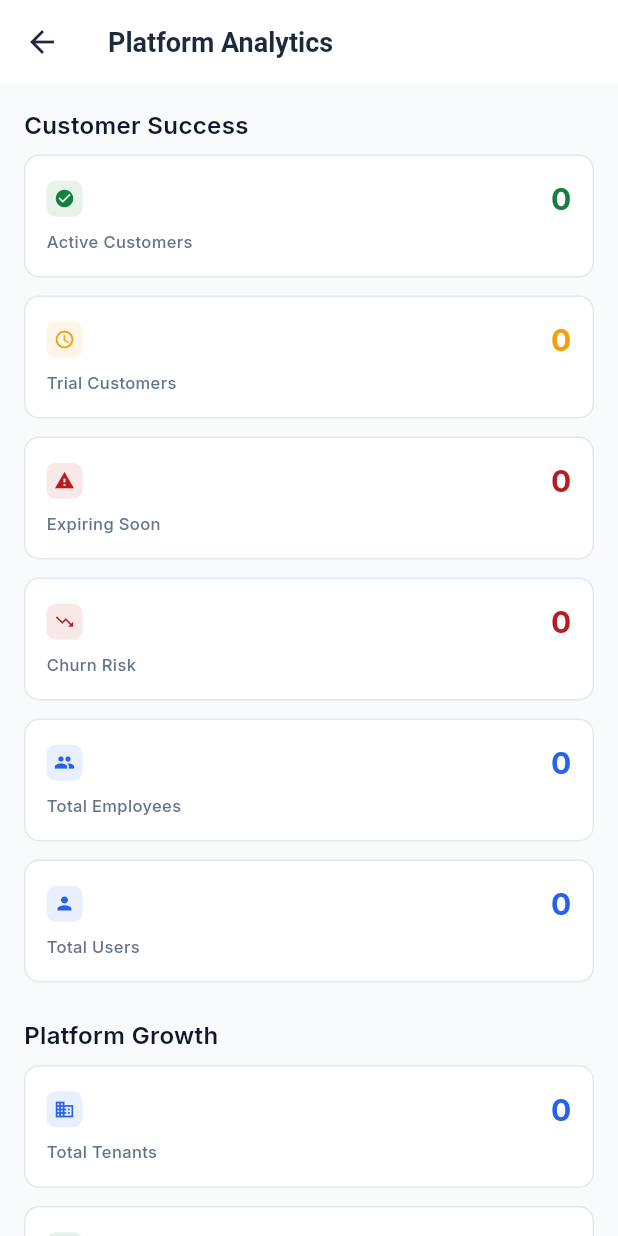
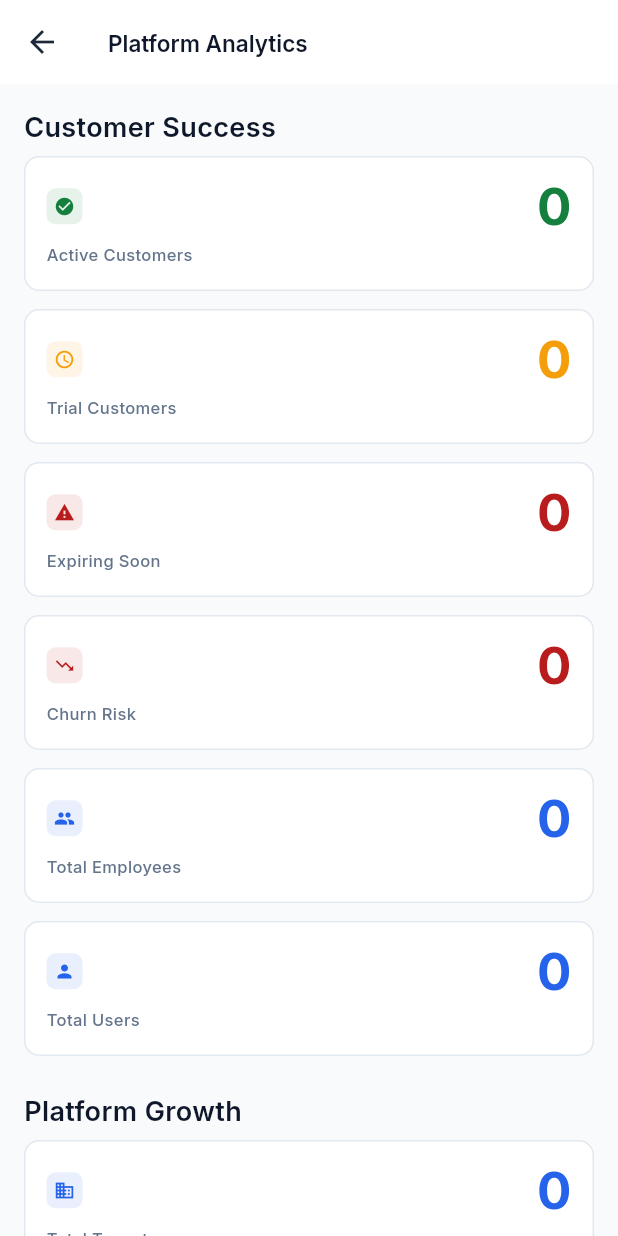
Before and after one commit to alpesh15gb/Apexv2, a Flutter app: the AdminAnalyticsScreen screen opened by its route, on a phone screen of 412 x 824 dp. Run offline on Flutter 3.47's test engine with Material 3 defaults, Android fonts, the light colour scheme and no system bars; our stand-ins replace dio, fl_chart, flutter_riverpod, flutter_secure_storage, go_router, google_fonts and 2 more; missing offline and left inert: dart:html; accounts and stored records are empty; network calls fail.

Commit message:
fix: admin panel typography - use ApexTypography design tokens

```diff
--- a/frontend/lib/screens/admin/admin_analytics_screen.dart
+++ b/frontend/lib/screens/admin/admin_analytics_screen.dart
@@ -53,7 +53,7 @@ class AdminAnalyticsScreen extends ConsumerWidget {
         backgroundColor: ApexColors.neutral0,
         foregroundColor: ApexColors.neutral900,
         elevation: 0,
-        title: const Text('Platform Analytics', style: TextStyle(fontWeight: FontWeight.w600)),
+        title: Text('Platform Analytics', style: ApexTypography.titleLarge.copyWith(color: ApexColors.neutral900)),
         leading: IconButton(icon: const Icon(Icons.arrow_back), onPressed: () => context.go('/admin/dashboard')),
       ),
       body: SingleChildScrollView(
@@ -61,7 +61,7 @@ class AdminAnalyticsScreen extends ConsumerWidget {
         child: Column(
           crossAxisAlignment: CrossAxisAlignment.start,
           children: [
-            const Text('Customer Success', style: TextStyle(fontSize: 16, fontWeight: FontWeight.w600, color: ApexColors.neutral900)),
+            Text('Customer Success', style: ApexTypography.sectionTitle.copyWith(color: ApexColors.neutral900)),
             const SizedBox(height: 8),
             csAsync.when(
               data: (cs) => _StatsRow(
@@ -79,7 +79,7 @@ class AdminAnalyticsScreen extends ConsumerWidget {
               error: (e, _) => Text('Error: $e'),
             ),
             const SizedBox(height: 24),
-            const Text('Platform Growth', style: TextStyle(fontSize: 16, fontWeight: FontWeight.w600, color: ApexColors.neutral900)),
+            Text('Platform Growth', style: ApexTypography.sectionTitle.copyWith(color: ApexColors.neutral900)),
             const SizedBox(height: 8),
             analyticsAsync.when(
               data: (analytics) {
@@ -101,11 +101,11 @@ class AdminAnalyticsScreen extends ConsumerWidget {
               error: (e, _) => Text('Error: $e'),
             ),
             const SizedBox(height: 24),
-            const Text('Active Subscriptions', style: TextStyle(fontSize: 16, fontWeight: FontWeight.w600, color: ApexColors.neutral900)),
+            Text('Active Subscriptions', style: ApexTypography.sectionTitle.copyWith(color: ApexColors.neutral900)),
             const SizedBox(height: 8),
             subsAsync.when(
               data: (subs) {
-                if (subs.isEmpty) return const Text('No active subscriptions', style: TextStyle(color: ApexColors.neutral500));
+                if (subs.isEmpty) return Text('No active subscriptions', style: ApexTypography.body.copyWith(color: ApexColors.neutral500));
                 return Column(
                   children: subs.map((s) => Container(
                     margin: const EdgeInsets.only(bottom: 6),
@@ -122,7 +122,7 @@ class AdminAnalyticsScreen extends ConsumerWidget {
                           color: _statusColor(s['status']).withOpacity(0.1),
                           borderRadius: BorderRadius.circular(10),
                         ),
-                        child: Text((s['status'] ?? '').toUpperCase(), style: TextStyle(fontSize: 11, fontWeight: FontWeight.w600, color: _statusColor(s['status']))),
+                        child: Text((s['status'] ?? '').toUpperCase(), style: ApexTypography.captionSmall.copyWith(fontWeight: FontWeight.w600, color: _statusColor(s['status']))),
                       ),
                     ]),
                   )).toList(),
@@ -174,7 +174,7 @@ class _StatsRow extends StatelessWidget {
                   child: Icon(s.icon, size: 14, color: s.color),
                 ),
                 const Spacer(),
-                Text(s.value, style: TextStyle(fontSize: 20, fontWeight: FontWeight.w700, color: s.color)),
+                Text(s.value, style: ApexTypography.kpiValue.copyWith(color: s.color)),
               ]),
               const SizedBox(height: 6),
               Text(s.label, style: ApexTypography.captionSmall.copyWith(color: ApexColors.neutral500)),
--- a/frontend/lib/screens/admin/admin_plan_screen.dart
+++ b/frontend/lib/screens/admin/admin_plan_screen.dart
@@ -27,7 +27,7 @@ class AdminPlanScreen extends ConsumerWidget {
         backgroundColor: ApexColors.neutral0,
         foregroundColor: ApexColors.neutral900,
         elevation: 0,
-        title: const Text('Subscription Plans', style: TextStyle(fontWeight: FontWeight.w600)),
+        title: Text('Subscription Plans', style: ApexTypography.titleLarge.copyWith(color: ApexColors.neutral900)),
         leading: IconButton(icon: const Icon(Icons.arrow_back), onPressed: () => context.go('/admin/dashboard')),
         actions: [
           ElevatedButton.icon(
@@ -58,7 +58,7 @@ class AdminPlanScreen extends ConsumerWidget {
                   Container(
                     padding: const EdgeInsets.symmetric(horizontal: 10, vertical: 4),
                     decoration: BoxDecoration(color: (p['is_active'] == true ? ApexColors.successDark : ApexColors.neutral500).withOpacity(0.1), borderRadius: BorderRadius.circular(10)),
-                    child: Text(p['is_active'] == true ? 'ACTIVE' : 'INACTIVE', style: TextStyle(fontSize: 11, fontWeight: FontWeight.w600, color: p['is_active'] == true ? ApexColors.successDark : ApexColors.neutral500)),
+                    child: Text(p['is_active'] == true ? 'ACTIVE' : 'INACTIVE', style: ApexTypography.captionSmall.copyWith(fontWeight: FontWeight.w600, color: p['is_active'] == true ? ApexColors.successDark : ApexColors.neutral500)),
                   ),
                 ]),
                 const SizedBox(height: 16),
@@ -90,7 +90,7 @@ class AdminPlanScreen extends ConsumerWidget {
           },
         ),
         loading: () => const Center(child: CircularProgressIndicator()),
-        error: (e, _) => Center(child: Text('Error: $e')),
+        error: (e, _) => Center(child: Text('Error: $e', style: ApexTypography.body.copyWith(color: ApexColors.error))),
       ),
     );
   }
```
Also changed, not shown: frontend/lib/screens/admin/admin_feature_screen.dart (+6 -6 lines), frontend/lib/screens/admin/admin_tenant_detail_screen.dart (+4 -4 lines).
